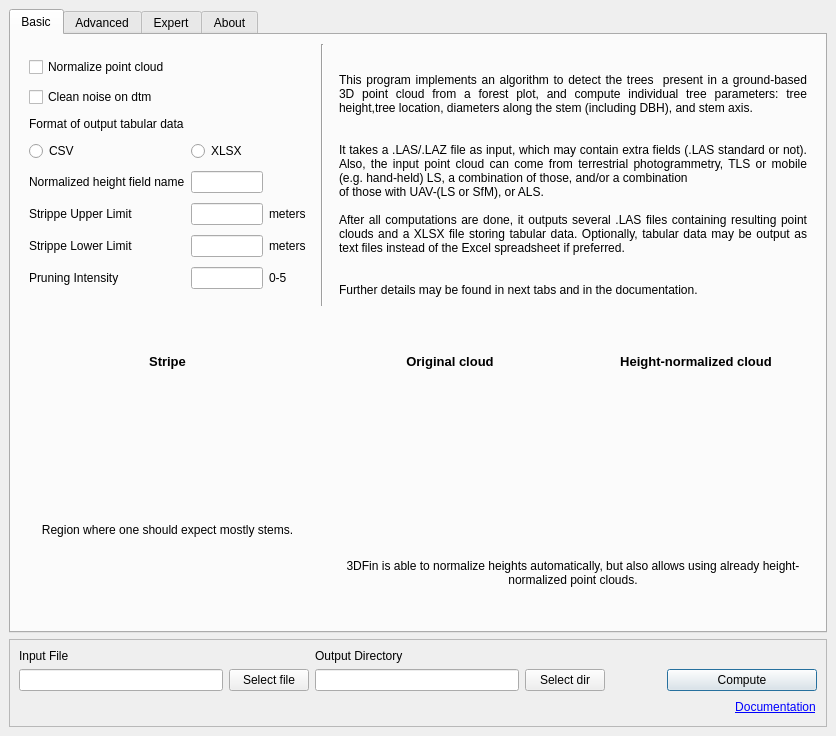
Above: src/hatch-qt/qtfiles/main_window.ui from 3DFin/3DFin before the change. Below: the same form after it.
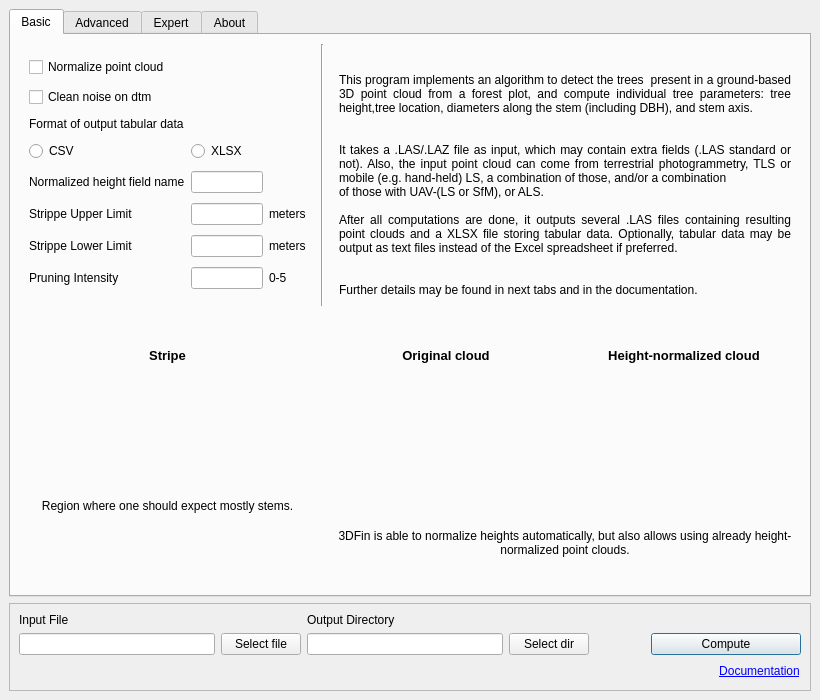
That is the form after the change. The open tabs and pages were chosen to show the change. Icons and pictures are not drawn.

Commit message: Change in label suffix 'un'->'ht' ('un' was for 'unit', 'ht' for 'hint')

```diff
--- a/src/hatch-qt/qtfiles/main_window.ui
+++ b/src/hatch-qt/qtfiles/main_window.ui
@@ -6,8 +6,8 @@
    <rect>
     <x>0</x>
     <y>0</y>
-    <width>836</width>
-    <height>736</height>
+    <width>820</width>
+    <height>700</height>
    </rect>
   </property>
   <property name="minimumSize">
```
Left out of the diff: 82 changed lines with no effect on the pictures. The commit also changes 1 other file.
